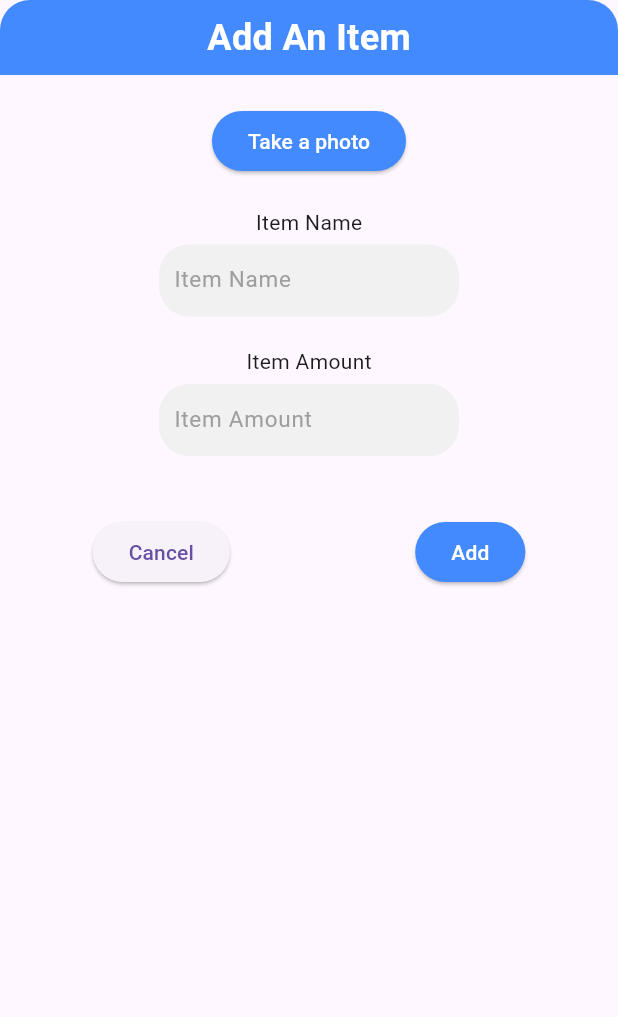
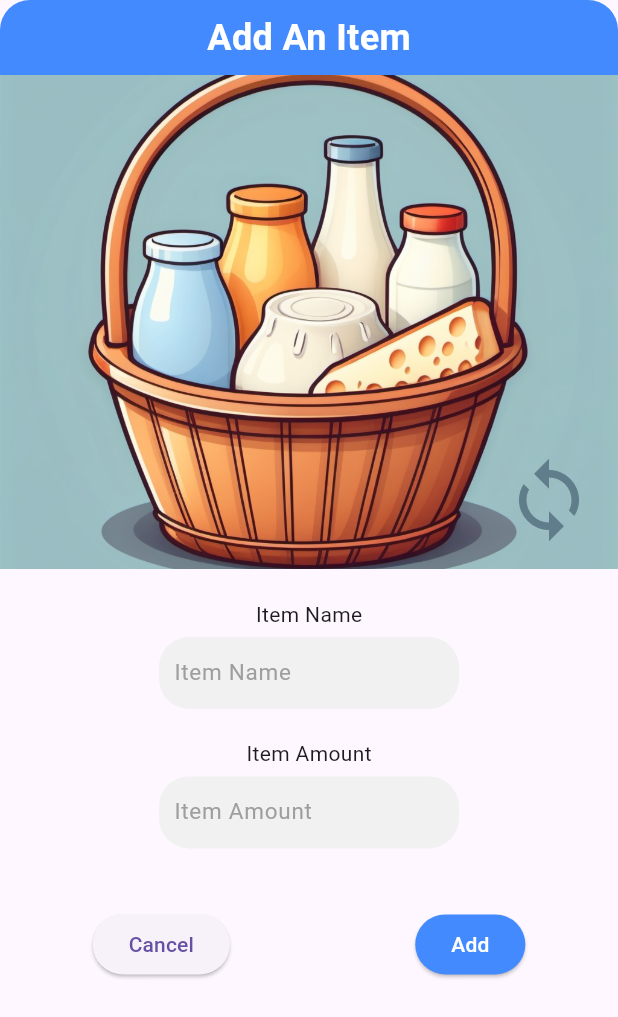
Before and after one commit to YanWuGit/MyFridge, a Flutter app: the AddItemsForm widget shown alone on an empty page, opened directly with empty values, on a phone screen of 412 x 824 dp. Shown: the top 1017 px of the screen. Run offline on Flutter 3.47's test engine with Material 3 defaults, Android fonts, the phone set to English and light mode, and no system bars; our stand-ins replace camera, get, hive, hive_flutter, image_cropper, permission_handler; accounts and stored records are empty; generated files the repository leaves out were written again.

Commit message:
feature: adding item icons to choose from. maintainance: edited take photo feature to accomandate the change

```diff
--- a/lib/zones/items/add_items_form.dart
+++ b/lib/zones/items/add_items_form.dart
@@ -9,6 +9,7 @@ import 'package:my_fridge/zones/items/input_field.dart';
 import 'package:my_fridge/zones/items/item_class.dart';
 import 'package:my_fridge/util/take_picture.dart';
 import 'package:my_fridge/util/error_dialog.dart';
+import 'package:my_fridge/zones/items/item_icon_selection.dart';
 
 class AddItemsForm extends StatefulWidget {
   final Function(ItemClass) onAddItem;
@@ -23,7 +24,8 @@ class _AddItemsFormState extends State<AddItemsForm> {
   final _itemNameController = TextEditingController();
   final _itemAmountController = TextEditingController();
   final _daysUntilExpireController = TextEditingController();
-  XFile? itemImage;
+  String? itemImagePath;
+  String itemIconPath = 'assets/pics/item_icons/item_dairy.jpg';
   final double _dialogWidth = Get.width;
 
   @override
@@ -61,8 +63,8 @@ class _AddItemsFormState extends State<AddItemsForm> {
       return;
     }
 
-    ItemClass newItem =
-        ItemClass(itemName, intItemAmount, imagePath: itemImage?.path);
+    ItemClass newItem = ItemClass(itemName, intItemAmount,
+        imagePath: itemImagePath, iconPath: itemIconPath);
 
     widget.onAddItem(newItem);
 
@@ -73,11 +75,29 @@ class _AddItemsFormState extends State<AddItemsForm> {
     Navigator.of(context).pop();
   }
 
-  Future<void> _navToTakePicture() async {
-    XFile? image = await navToTakePicture(context);
-    if (image != null) {
+  // Future<void> _navToTakePicture() async {
+  //   XFile? image = await navToTakePicture(context);
+  //   if (image != null) {
+  //     setState(() {
+  //       itemImage = image;
+  //     });
+  //   }
+  // }
+
+  Future<void> _navToItemIconSelection() async {
+    dynamic imageOrIconPath = await Navigator.of(context).push(
+        MaterialPageRoute(builder: (context) => const ItemIconSelection()));
+
+    // add '0' to the beginning of the path string to indicate it is image path
+    // '1' would mean it is icon path
+    if (imageOrIconPath[0] == '0') {
       setState(() {
-        itemImage = image;
+        itemImagePath = imageOrIconPath.substring(1);
+      });
+    } else if (imageOrIconPath[0] == '1') {
+      setState(() {
+        itemImagePath = null;
+        itemIconPath = imageOrIconPath.substring(1);
       });
     }
   }
@@ -112,16 +132,28 @@ class _AddItemsFormState extends State<AddItemsForm> {
                     ),
                   ),
                 )),
-            if (itemImage == null)
-              Padding(
-                padding: const EdgeInsets.only(top: 20.0),
-                child: ElevatedButton(
-                    style: ElevatedButton.styleFrom(
-                      backgroundColor: Colors.blueAccent,
-                      foregroundColor: Colors.white,
+            if (itemImagePath == null)
+              SizedBox(
+                width: MediaQuery.of(context).size.width,
+                height: 0.4 * MediaQuery.of(context).size.height,
+                child: Stack(children: [
+                  Positioned.fill(
+                    child: Image(
+                      image: AssetImage(itemIconPath),
+                      fit: BoxFit.cover,
                     ),
-                    onPressed: _navToTakePicture,
-                    child: const Text('Take a photo')),
+                  ),
+                  Positioned(
+                      bottom: 8,
+                      right: 8,
+                      child: IconButton(
+                          onPressed: _navToItemIconSelection,
+                          icon: const Icon(
+                            Icons.sync,
+                            size: 60,
+                            color: Colors.blueGrey,
+                          )))
+                ]),
               )
             else
               SizedBox(
@@ -133,8 +165,7 @@ class _AddItemsFormState extends State<AddItemsForm> {
                       padding: const EdgeInsets.all(16.0),
                       child: ClipRRect(
                         borderRadius: BorderRadius.circular(8),
-                        child: Image.file(
-                          File(itemImage!.path),
+                        child: Image.file(File(itemImagePath!),
                           fit: BoxFit.cover,
                         ),
                       ),
@@ -144,7 +175,7 @@ class _AddItemsFormState extends State<AddItemsForm> {
                       bottom: 8,
                       right: 8,
                       child: IconButton(
-                          onPressed: _navToTakePicture,
+                          onPressed: _navToItemIconSelection,
                           icon: const Icon(
                             Icons.sync,
                             size: 60,
--- a/lib/zones/items/item_class.dart
+++ b/lib/zones/items/item_class.dart
@@ -15,11 +15,13 @@ class ItemClass {
   String id;
   @HiveField(3)
   String? imagePath;
+  @HiveField(4)
+  String? iconPath;
 
   static final Uuid _uuid = Uuid();
 
-  ItemClass(this.itemName, this.itemAmount, {String? imagePath}):id = _uuid.v4(), imagePath = imagePath??'';
+  ItemClass(this.itemName, this.itemAmount, {String? imagePath, String? iconPath}):id = _uuid.v4(), imagePath = imagePath??'', iconPath = iconPath??'';
 
-  ItemClass.withId(this.itemName, this.itemAmount, this.id, {String? imagePath}): imagePath = imagePath??'';
+  ItemClass.withId(this.itemName, this.itemAmount, this.id, {String? imagePath, String? iconPath}): imagePath = imagePath??'', iconPath = imagePath??'';
 
 }
--- a/lib/zones/zone.dart
+++ b/lib/zones/zone.dart
@@ -60,7 +60,8 @@ class _ZoneState extends State<Zone> {
       try {
         displayedItems.add(newItem);
         _itemDB.put(widget.zoneName, displayedItems);
-        print("zone: successfully add newItem into itemDB");
+        print(
+            "zone: successfully add newItem into itemDB. Item icon: ${newItem.iconPath}");
         print('item id : ${newItem.id}');
         print(_itemDB.get(widget.zoneName));
       } catch (e) {
@@ -70,7 +71,6 @@ class _ZoneState extends State<Zone> {
   }
 
   void _editItem(ItemClass editedItem) {
-
     // check if Item amout is negative
     if (editedItem.itemAmount < 0) {
       ErrorDialog.showErrorDialog(context, 'Item amount cannot be negative.');
@@ -142,6 +142,7 @@ class _ZoneState extends State<Zone> {
                       onEditItem: _editItem,
                       onDeleteItem: _deleteItem,
                       imagePath: item.imagePath,
+                      itemIconPath: item.iconPath!,
                     ))
                 .toList(),
           ),
```
Also changed, not shown: lib/zones/items/edit_items_form.dart (+55 -9 lines), lib/zones/items/item.dart (+5 -3 lines), lib/zones/items/item_icon_selection.dart (added, +90 -0 lines), pubspec.yaml (+7 -1 lines), assets/pics/item_icons/item_bakery.jpg (added), assets/pics/item_icons/item_dairy.jpg (added), assets/pics/item_icons/item_fruits.jpg (added), assets/pics/item_icons/item_fruits_1.jpg (added), assets/pics/item_icons/item_meat.jpg (added), assets/pics/item_icons/item_seafood.jpg (added).
